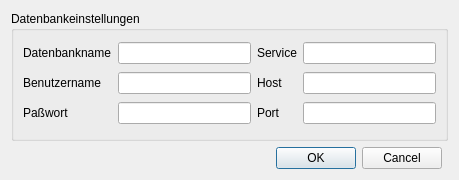
norBIT/alkisplugin, file conf.ui: the form before one commit.
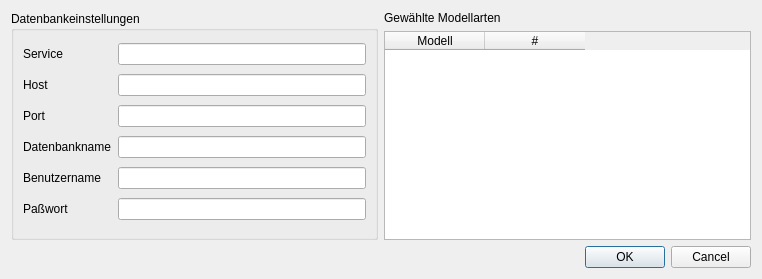
The form after the commit.

Diff of the .ui file:
```diff
--- a/conf.ui
+++ b/conf.ui
@@ -6,47 +6,37 @@
    <rect>
     <x>0</x>
     <y>0</y>
-    <width>459</width>
-    <height>180</height>
+    <width>762</width>
+    <height>279</height>
    </rect>
   </property>
   <property name="windowTitle">
    <string>ALKIS-Import</string>
   </property>
   <layout class="QGridLayout" name="gridLayout">
-   <item row="0" column="0" colspan="4">
+   <item row="0" column="1">
+    <widget class="QLabel" name="label_9">
+     <property name="text">
+      <string>Gewählte Modellarten</string>
+     </property>
+     <property name="buddy">
+      <cstring>twModellarten</cstring>
+     </property>
+    </widget>
+   </item>
+   <item row="0" column="0" rowspan="2">
     <widget class="QGroupBox" name="groupBox">
      <property name="title">
       <string>Datenbankeinstellungen</string>
      </property>
      <layout class="QGridLayout" name="gridLayout_2">
-      <item row="0" column="3">
-       <widget class="QLineEdit" name="leSERVICE"/>
-      </item>
-      <item row="0" column="2">
-       <widget class="QLabel" name="label_6">
-        <property name="text">
-         <string>Service</string>
-        </property>
-        <property name="buddy">
-         <cstring>leDBNAME</cstring>
-        </property>
-       </widget>
-      </item>
-      <item row="5" column="1">
-       <widget class="QLineEdit" name="lePWD">
-        <property name="text">
-         <string/>
-        </property>
-        <property name="echoMode">
-         <enum>QLineEdit::Password</enum>
-        </property>
-       </widget>
-      </item>
-      <item row="0" column="1">
+      <item row="4" column="1">
        <widget class="QLineEdit" name="leDBNAME"/>
       </item>
-      <item row="1" column="0">
+      <item row="1" column="1">
+       <widget class="QLineEdit" name="leSERVICE"/>
+      </item>
+      <item row="5" column="0">
        <widget class="QLabel" name="label_2">
         <property name="text">
          <string>Benutzername</string>
@@ -56,7 +46,7 @@
         </property>
        </widget>
       </item>
-      <item row="5" column="0">
+      <item row="9" column="0">
        <widget class="QLabel" name="label_3">
         <property name="text">
          <string>Paßwort</string>
@@ -66,14 +56,14 @@
         </property>
        </widget>
       </item>
-      <item row="1" column="1">
+      <item row="5" column="1">
        <widget class="QLineEdit" name="leUID">
         <property name="text">
          <string/>
         </property>
        </widget>
       </item>
-      <item row="0" column="0">
+      <item row="4" column="0">
        <widget class="QLabel" name="label">
         <property name="text">
          <string>Datenbankname</string>
@@ -83,7 +73,44 @@
         </property>
        </widget>
       </item>
-      <item row="5" column="3">
+      <item row="9" column="1">
+       <widget class="QLineEdit" name="lePWD">
+        <property name="text">
+         <string/>
+        </property>
+        <property name="echoMode">
+         <enum>QLineEdit::Password</enum>
+        </property>
+       </widget>
+      </item>
+      <item row="1" column="0">
+       <widget class="QLabel" name="label_6">
+        <property name="text">
+         <string>Service</string>
+        </property>
+        <property name="buddy">
+         <cstring>leSERVICE</cstring>
+        </property>
+       </widget>
+      </item>
+      <item row="2" column="1">
+       <widget class="QLineEdit" name="leHOST">
+        <property name="text">
+         <string/>
+        </property>
+       </widget>
+      </item>
+      <item row="2" column="0">
+       <widget class="QLabel" name="label_7">
+        <property name="text">
+         <string>Host</string>
+        </property>
+        <property name="buddy">
+         <cstring>leHOST</cstring>
+        </property>
+       </widget>
+      </item>
+      <item row="3" column="1">
        <widget class="QLineEdit" name="lePORT">
         <property name="inputMask">
          <string>99999; </string>
@@ -93,55 +120,42 @@
         </property>
        </widget>
       </item>
-      <item row="1" column="3">
-       <widget class="QLineEdit" name="leHOST">
-        <property name="text">
-         <string/>
-        </property>
-       </widget>
-      </item>
-      <item row="5" column="2">
+      <item row="3" column="0">
        <widget class="QLabel" name="label_8">
         <property name="text">
          <string>Port</string>
         </property>
         <property name="buddy">
-         <cstring>leDBNAME</cstring>
-        </property>
-       </widget>
-      </item>
-      <item row="1" column="2">
-       <widget class="QLabel" name="label_7">
-        <property name="text">
-         <string>Host</string>
-        </property>
-        <property name="buddy">
-         <cstring>leDBNAME</cstring>
+         <cstring>lePORT</cstring>
         </property>
        </widget>
       </item>
      </layout>
     </widget>
    </item>
-   <item row="3" column="2">
+   <item row="4" column="0" colspan="2">
     <widget class="QDialogButtonBox" name="bb">
      <property name="standardButtons">
       <set>QDialogButtonBox::Cancel|QDialogButtonBox::Ok</set>
      </property>
     </widget>
    </item>
-   <item row="3" column="1">
-    <spacer name="horizontalSpacer">
-     <property name="orientation">
-      <enum>Qt::Horizontal</enum>
+   <item row="1" column="1">
+    <widget class="QTableWidget" name="twModellarten">
+     <property name="enabled">
+      <bool>true</bool>
      </property>
-     <property name="sizeHint" stdset="0">
-      <size>
-       <width>40</width>
-       <height>20</height>
-      </size>
-     </property>
-    </spacer>
+     <column>
+      <property name="text">
+       <string>Modell</string>
+      </property>
+     </column>
+     <column>
+      <property name="text">
+       <string>#</string>
+      </property>
+     </column>
+    </widget>
    </item>
   </layout>
  </widget>
```
Left out of the diff: 3 changed lines with no effect on the pictures.
